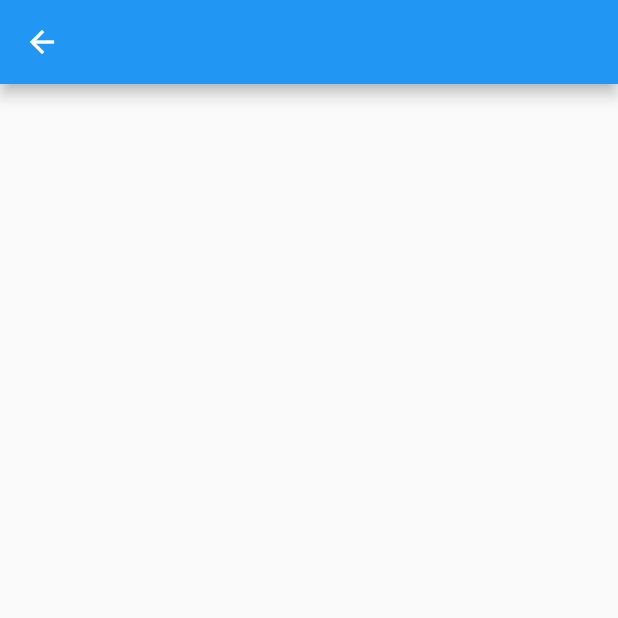
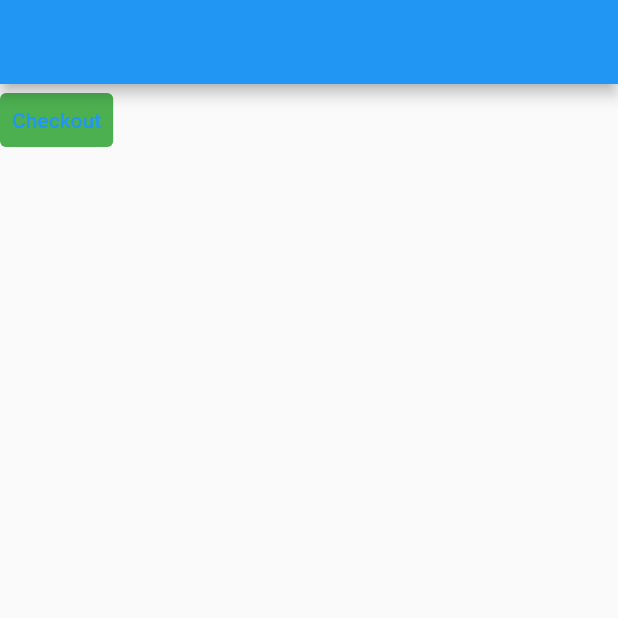
Before and after one commit to VB10/layered_architecture_flutter, a Flutter app: the HomeView screen opened directly, on a phone screen of 412 x 824 dp, the top half of it. Run offline on Flutter 3.47's test engine with Material 2 defaults, Android fonts, the phone set to English and light mode, and no system bars; our stand-ins replace flutter_mobx, mobx, shared_preferences; accounts and stored records are empty; generated files the repository leaves out were written again.

Commit message:
project has done

```diff
--- a/lib/feature/home/view/home_view.dart
+++ b/lib/feature/home/view/home_view.dart
@@ -1,6 +1,8 @@
 import 'package:flutter/material.dart';
 import 'package:flutter_mobx/flutter_mobx.dart';
-import 'package:layers_flutter/feature/home/viewmodel/home_view_model.dart';
+
+import '../../../product/w%C4%B1dgets/button/user_checkout_button.dart';
+import '../viewmodel/home_view_model.dart';
 
 class HomeView extends StatelessWidget {
   final _viewModel = HomeViewModel();
@@ -9,6 +11,13 @@ class HomeView extends StatelessWidget {
     return Scaffold(
       appBar: AppBar(
         title: buildObserverLoading(),
+      ),
+      body: Column(
+        children: [
+          UserCheckoutButton(
+            onPressed: () {},
+          )
+        ],
       ),
     );
   }
--- a/lib/main.dart
+++ b/lib/main.dart
@@ -1,6 +1,7 @@
 import 'package:flutter/material.dart';
 import 'package:provider/provider.dart';
 
+import 'feature/home/view/home_view.dart';
 import 'product/manager/user_manager.dart';
 import 'product/theme/theme_manager.dart';
 
@@ -20,7 +21,7 @@ class MyApp extends StatelessWidget {
     return MaterialApp(
       title: 'Material App',
       theme: context.watch<ThemeManager>().currentTheme,
-      home: Scaffold(),
+      home: HomeView(),
     );
   }
 }
--- /dev/null
+++ b/lib/product/wıdgets/button/user_checkout_button.dart
@@ -0,0 +1,18 @@
+import 'package:flutter/material.dart';
+import 'package:provider/provider.dart';
+
+import '../../manager/user_manager.dart';
+
+class UserCheckoutButton extends StatelessWidget {
+  final VoidCallback onPressed;
+
+  const UserCheckoutButton({Key? key, required this.onPressed}) : super(key: key);
+  @override
+  Widget build(BuildContext context) {
+    return TextButton(
+      child: Text('Checkout'),
+      style: ButtonStyle(backgroundColor: MaterialStateProperty.all(context.watch<UserManager>().defaultMoney < 50 ? Colors.grey : Colors.green)),
+      onPressed: context.watch<UserManager>().defaultMoney < 50 ? null : onPressed,
+    );
+  }
+}
```
Also changed, not shown: 7 other files.
